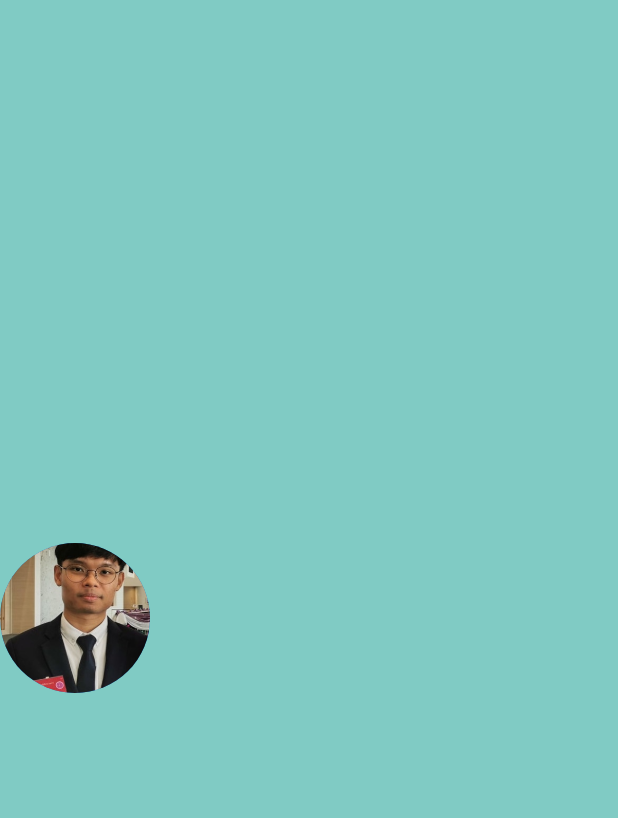
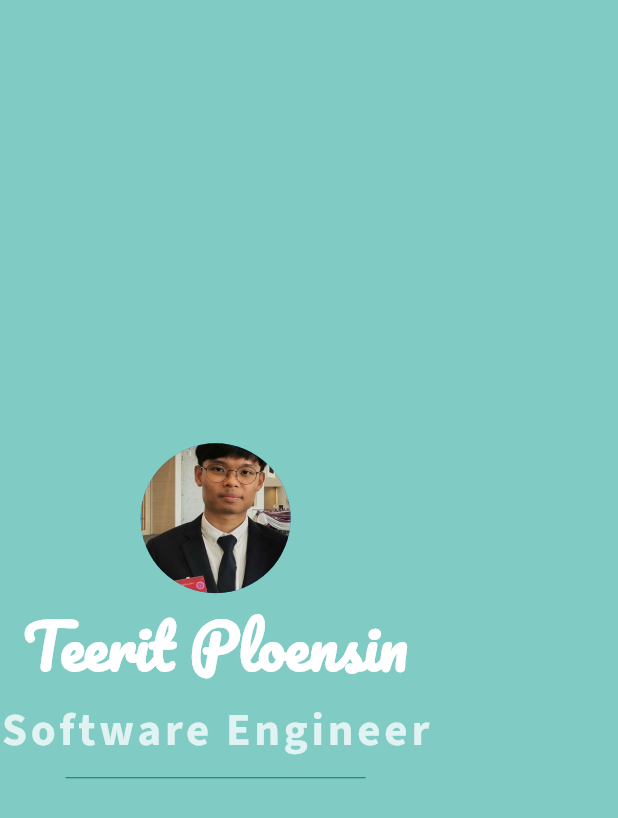
Before and after one commit to teerit/flutter-myapp, a Flutter app: the screen it shows after launch, on a phone screen of 412 x 824 dp. Shown: the top 818 px of the screen. Run offline on Flutter 3.47's test engine with Material 2 defaults, Android fonts, the phone set to English and light mode, and no system bars; our stand-ins replace google_fonts.

Commit message:
Added some text

```diff
--- a/lib/main.dart
+++ b/lib/main.dart
@@ -1,4 +1,5 @@
 import 'package:flutter/material.dart';
+import 'package:google_fonts/google_fonts.dart';
 
 void main() {
   runApp(const MyApp());
@@ -28,10 +29,28 @@ class Home extends StatelessWidget {
       body: SafeArea(
         child: Column(
           mainAxisAlignment: MainAxisAlignment.center,
-          children: const [
-            CircleAvatar(
-              radius: 50,
-              backgroundImage: AssetImage('images/teerit.jpg'),
+          children: [
+            const CircleAvatar(
+                radius: 50, backgroundImage: AssetImage('images/teerit.jpg')),
+            Text('Teerit Ploensin',
+                style: GoogleFonts.pacifico(
+                    fontSize: 40,
+                    color: Colors.white,
+                    fontWeight: FontWeight.bold)),
+            Text(
+              'Software Engineer',
+              style: GoogleFonts.sourceSansPro(
+                  fontSize: 30,
+                  color: Colors.teal[50],
+                  letterSpacing: 2.5,
+                  fontWeight: FontWeight.bold),
+            ),
+            SizedBox(
+              height: 20,
+              width: 200,
+              child: Divider(
+                color: Colors.teal.shade700,
+              ),
             ),
           ],
         ),
--- a/pubspec.yaml
+++ b/pubspec.yaml
@@ -34,6 +34,7 @@ dependencies:
   # The following adds the Cupertino Icons font to your application.
   # Use with the CupertinoIcons class for iOS style icons.
   cupertino_icons: ^1.0.2
+  google_fonts: ^1.1.1
 
 dev_dependencies:
   flutter_test:
```
Also changed, not shown: pubspec.lock, 3 other files.
